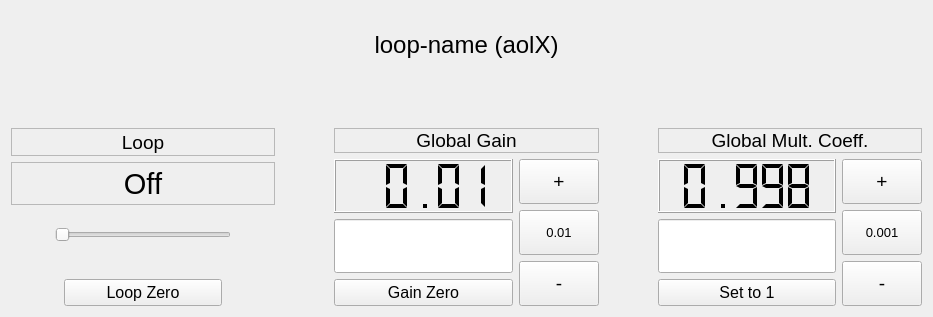
First picture: the form in gui/widgets/loopCtrl/loopCtrl.ui, repository magao-x/MagAOX, before the edit.
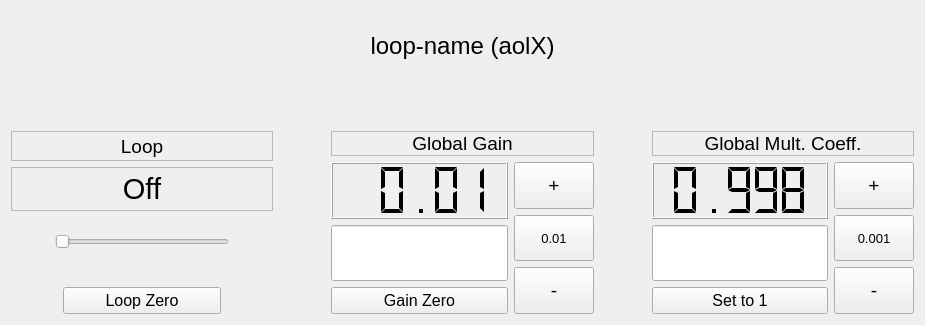
Second picture: the form after the edit.

What changed in the file:
```diff
--- a/gui/widgets/loopCtrl/loopCtrl.ui
+++ b/gui/widgets/loopCtrl/loopCtrl.ui
@@ -6,8 +6,8 @@
    <rect>
     <x>0</x>
     <y>0</y>
-    <width>933</width>
-    <height>317</height>
+    <width>925</width>
+    <height>325</height>
    </rect>
   </property>
   <property name="windowTitle">
```
